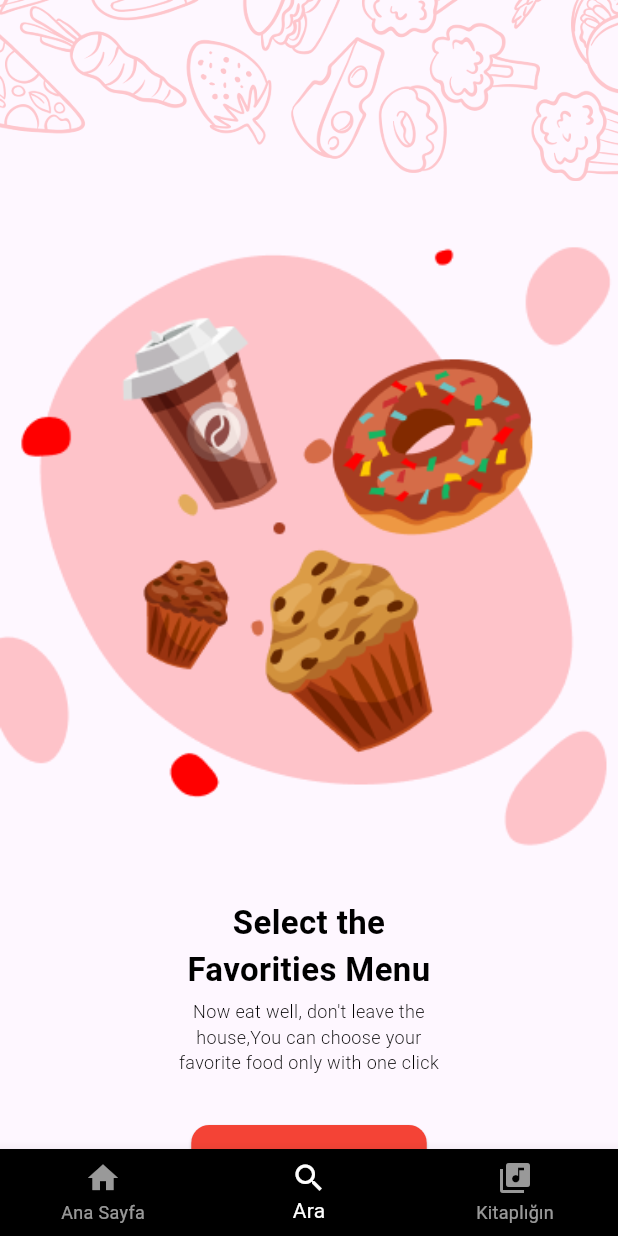
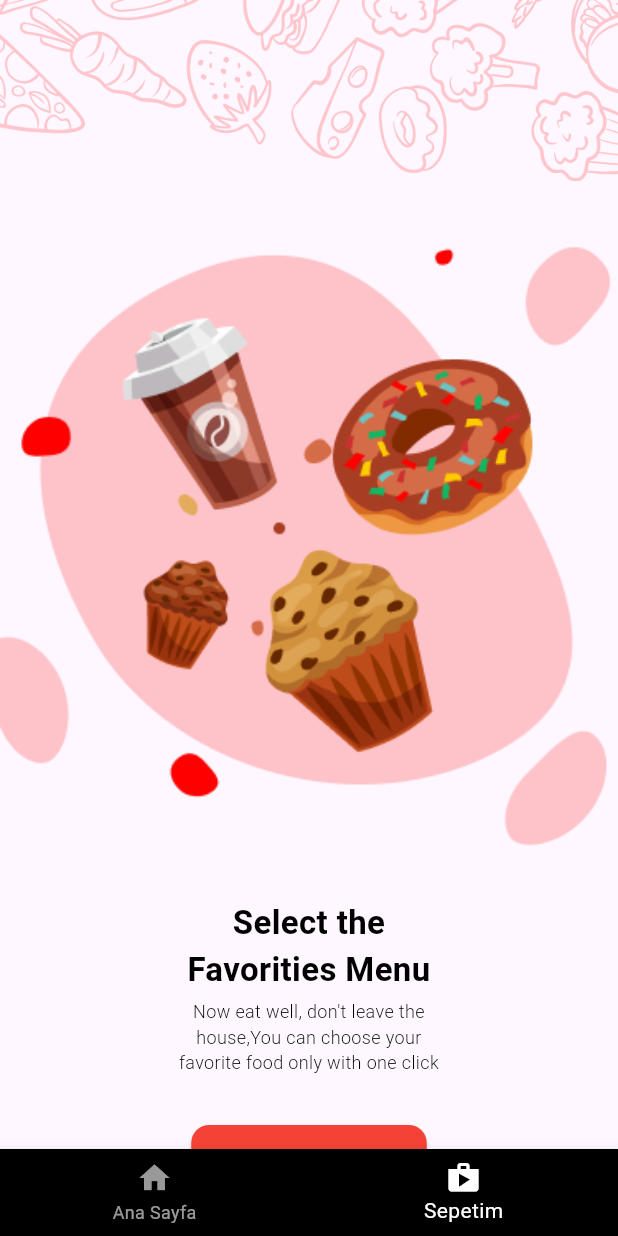
Before and after one commit to yunusemredurmus/food_app_v1, a Flutter app: the BottomNavBar screen opened directly, item 2 of the bottom bar chosen, on a phone screen of 412 x 824 dp. Run offline on Flutter 3.47's test engine with Material 3 defaults, Android fonts, the phone set to English and light mode, and no system bars; network calls fail; Roboto replaces fonts that are missing (Avenir, BentonSans).

Commit message:
fix update

```diff
--- a/lib/screens/login_screen.dart
+++ b/lib/screens/login_screen.dart
@@ -12,7 +12,6 @@ class LoginScreen extends StatefulWidget {
 
 class _LoginScreenState extends State<LoginScreen> {
   int index = 0;
-
   @override
   Widget build(BuildContext context) {
     return Scaffold(
@@ -153,7 +152,7 @@ class _LoginScreenState extends State<LoginScreen> {
                           ),
                           Text(
                             product.description.length > 10
-                                ? '${product.description.substring(0, 30)}...'
+                                ? '${product.description.substring(0, 20)}...'
                                 : product.description,
                             style: const TextStyle(
                               fontSize: 12,
--- a/lib/screens/widget/bottom_navigation.dart
+++ b/lib/screens/widget/bottom_navigation.dart
@@ -31,13 +31,10 @@ class _BottomNavBarState extends State<BottomNavBar> {
             icon: Icon(Icons.home),
             label: "Ana Sayfa",
           ),
+
           BottomNavigationBarItem(
-            icon: Icon(Icons.search),
-            label: "Ara",
-          ),
-          BottomNavigationBarItem(
-            icon: Icon(Icons.library_music),
-            label: "Kitaplığın",
+            icon: Icon(Icons.shop),
+            label: "Sepetim",
           ),
         ],
       ),
```
